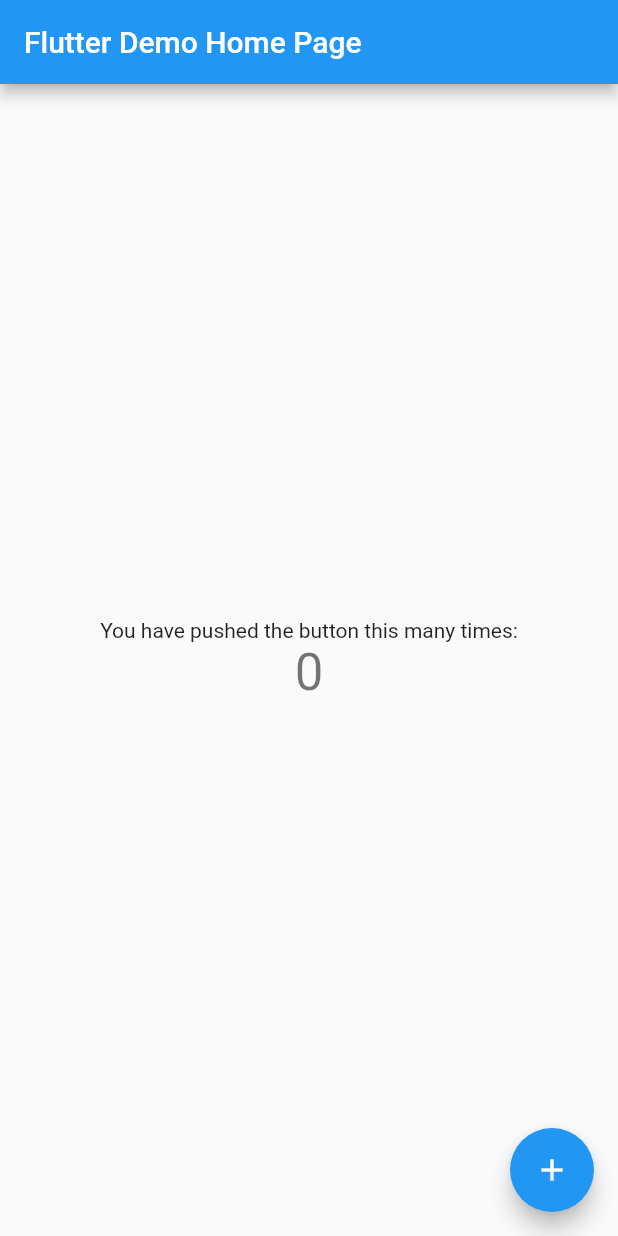
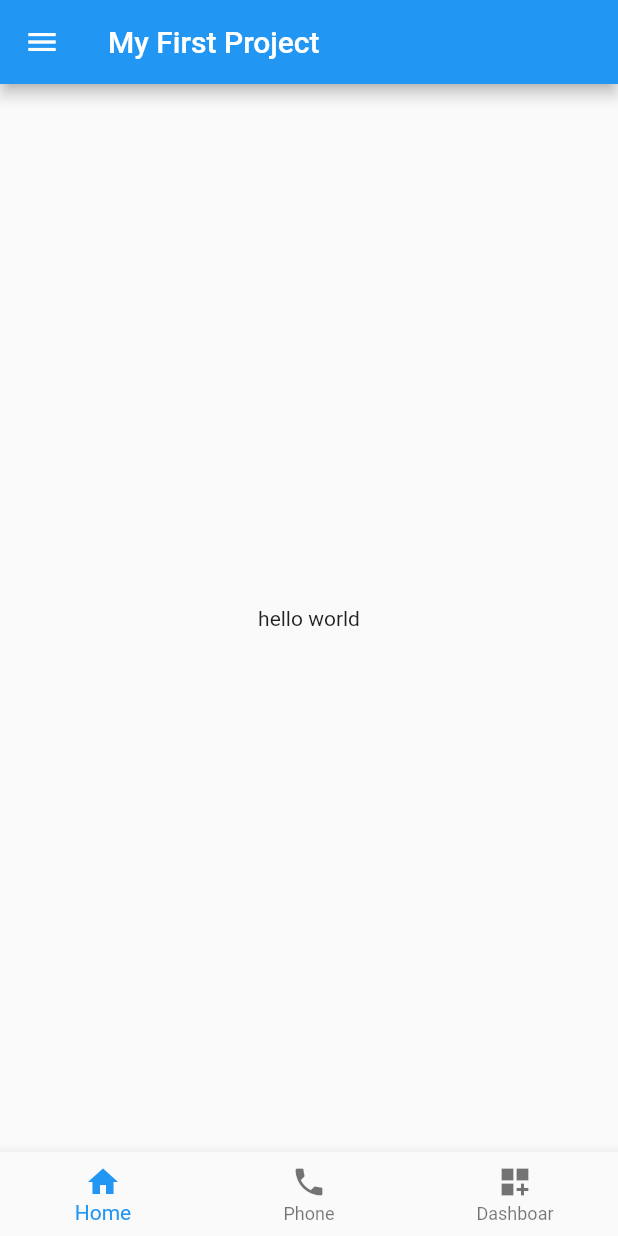
Before and after one commit to nattzazazero04/application, a Flutter app: the screen it shows after launch, on a phone screen of 412 x 824 dp. Run offline on Flutter 3.47's test engine with Material 2 defaults, Android fonts, the phone set to English and light mode, and no system bars.

Commit message:
แก้ไฟล์ Main

```diff
--- a/lib/main.dart
+++ b/lib/main.dart
@@ -1,113 +1,34 @@
 import 'package:flutter/material.dart';
 
 void main() {
-  runApp(MyApp());
+  runApp(
+    MaterialApp(
+      home: Scaffold(
+        drawer: Drawer(
+          child: Text("Hello Drawer"),
+        ),
+        appBar: AppBar(
+          title: Text("My First Project"),
+        ),
+        body: Center(
+          child: Text("hello world"),
+        ),
+       bottomNavigationBar: BottomNavigationBar(
+         items: [
+         BottomNavigationBarItem(
+          icon: Icon(Icons.home),
+          label: "Home"
+         ),
+         BottomNavigationBarItem(
+          icon: Icon(Icons.phone),
+          label: "Phone"
+         ),
+         BottomNavigationBarItem
+          (icon: Icon(Icons.dashboard_customize),
+          label: "Dashboar"
+         ),
+       ]),
+      ),
+    ),
+  );
 }
-
-class MyApp extends StatelessWidget {
-  // This widget is the root of your application.
-  @override
-  Widget build(BuildContext context) {
-    return MaterialApp(
-      title: 'Flutter Demo',
-      theme: ThemeData(
-        // This is the theme of your application.
-        //
-        // Try running your application with "flutter run". You'll see the
-        // application has a blue toolbar. Then, without quitting the app, try
-        // changing the primarySwatch below to Colors.green and then invoke
-        // "hot reload" (press "r" in the console where you ran "flutter run",
-        // or simply save your changes to "hot reload" in a Flutter IDE).
-        // Notice that the counter didn't reset back to zero; the application
-        // is not restarted.
-        primarySwatch: Colors.blue,
-      ),
-      home: MyHomePage(title: 'Flutter Demo Home Page'),
-    );
-  }
-}
-
-class MyHomePage extends StatefulWidget {
-  MyHomePage({Key key, this.title}) : super(key: key);
-
-  // This widget is the home page of your application. It is stateful, meaning
-  // that it has a State object (defined below) that contains fields that affect
-  // how it looks.
-
-  // This class is the configuration for the state. It holds the values (in this
-  // case the title) provided by the parent (in this case the App widget) and
-  // used by the build method of the State. Fields in a Widget subclass are
-  // always marked "final".
-
-  final String title;
-
-  @override
-  _MyHomePageState createState() => _MyHomePageState();
-}
-
-class _MyHomePageState extends State<MyHomePage> {
-  int _counter = 0;
-
-  void _incrementCounter() {
-    setState(() {
-      // This call to setState tells the Flutter framework that something has
-      // changed in this State, which causes it to rerun the build method below
-      // so that the display can reflect the updated values. If we changed
-      // _counter without calling setState(), then the build method would not be
-      // called again, and so nothing would appear to happen.
-      _counter++;
-    });
-  }
-
-  @override
-  Widget build(BuildContext context) {
-    // This method is rerun every time setState is called, for instance as done
-    // by the _incrementCounter method above.
-    //
-    // The Flutter framework has been optimized to make rerunning build methods
-    // fast, so that you can just rebuild anything that needs updating rather
-    // than having to individually change instances of widgets.
-    return Scaffold(
-      appBar: AppBar(
-        // Here we take the value from the MyHomePage object that was created by
-        // the App.build method, and use it to set our appbar title.
-        title: Text(widget.title),
-      ),
-      body: Center(
-        // Center is a layout widget. It takes a single child and positions it
-        // in the middle of the parent.
-        child: Column(
-          // Column is also a layout widget. It takes a list of children and
-          // arranges them vertically. By default, it sizes itself to fit its
-          // children horizontally, and tries to be as tall as its parent.
-          //
-          // Invoke "debug painting" (press "p" in the console, choose the
-          // "Toggle Debug Paint" action from the Flutter Inspector in Android
-          // Studio, or the "Toggle Debug Paint" command in Visual Studio Code)
-          // to see the wireframe for each widget.
-          //
-          // Column has various properties to control how it sizes itself and
-          // how it positions its children. Here we use mainAxisAlignment to
-          // center the children vertically; the main axis here is the vertical
-          // axis because Columns are vertical (the cross axis would be
-          // horizontal).
-          mainAxisAlignment: MainAxisAlignment.center,
-          children: <Widget>[
-            Text(
-              'You have pushed the button this many times:',
-            ),
-            Text(
-              '$_counter',
-              style: Theme.of(context).textTheme.headline4,
-            ),
-          ],
-        ),
-      ),
-      floatingActionButton: FloatingActionButton(
-        onPressed: _incrementCounter,
-        tooltip: 'Increment',
-        child: Icon(Icons.add),
-      ), // This trailing comma makes auto-formatting nicer for build methods.
-    );
-  }
-}
--- a/pubspec.yaml
+++ b/pubspec.yaml
@@ -1,4 +1,4 @@
-name: flutter_application_1
+name: hello_world
 description: A new Flutter project.
 
 # The following line prevents the package from being accidentally published to
```
Also changed, not shown: 1 other file.
